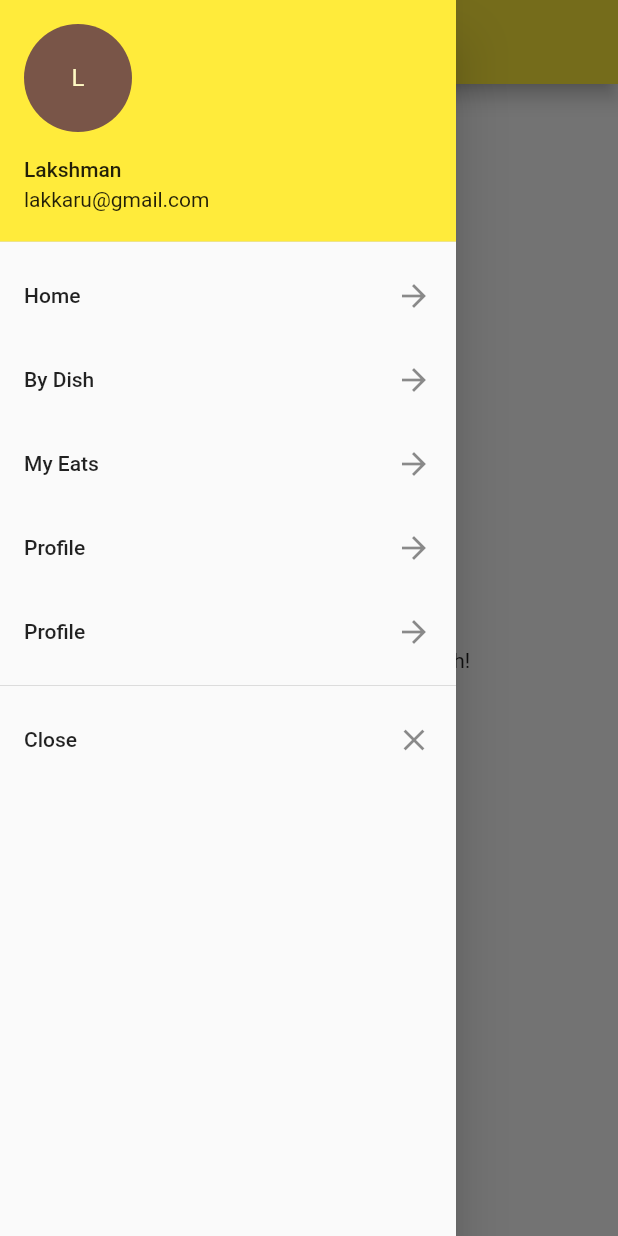
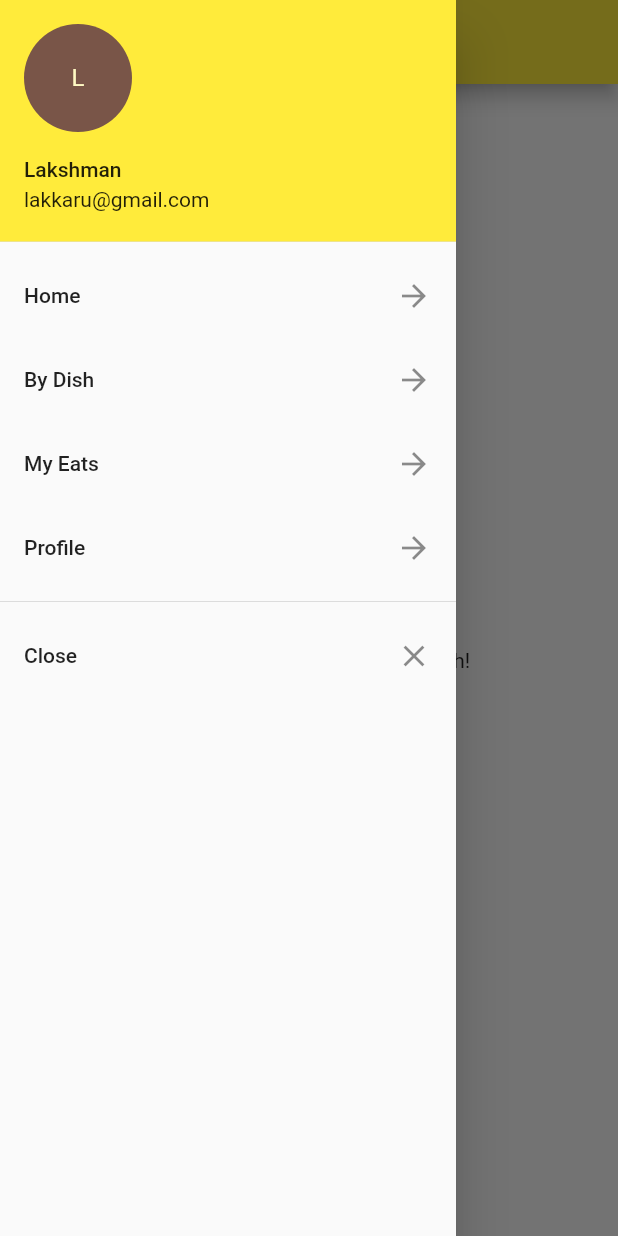
Before and after one commit to lakkaru/flutter_Top3eats, a Flutter app: the screen it shows after launch, with the side drawer open, on a phone screen of 412 x 824 dp. Run offline on Flutter 3.47's test engine with Material 2 defaults, Android fonts, the phone set to English and light mode, and no system bars.

Commit message:
Pages folder created and populated

```diff
--- a/lib/main.dart
+++ b/lib/main.dart
@@ -1,9 +1,9 @@
 import 'package:flutter/foundation.dart';
 import 'package:flutter/material.dart';
-import 'package:top3eats/by_dish.dart';
-import 'package:top3eats/home.dart';
-import 'package:top3eats/my_eats.dart';
-import 'package:top3eats/profile.dart';
+import 'package:top3eats/pages/by_dish.dart';
+import 'package:top3eats/pages/home.dart';
+import 'package:top3eats/pages/my_eats.dart';
+import 'package:top3eats/pages/profile.dart';
 
 void main() => runApp(new Top3Eats());
 
@@ -13,7 +13,7 @@ class Top3Eats extends StatelessWidget {
     // TODO: implement build
     return MaterialApp(
       theme: ThemeData(primarySwatch: Colors.yellow),
-      home: HomePage(),
+      home: LandingPage(),
       // routes: <String, WidgetBuilder>{
       //   "/a":(BuildContext context)=>NewPage("New Page"),
       // }
@@ -21,7 +21,7 @@ class Top3Eats extends StatelessWidget {
   }
 }
 
-class HomePage extends StatelessWidget {
+class LandingPage extends StatelessWidget {
   @override
   Widget build(BuildContext context) {
     return Scaffold(
@@ -80,16 +80,16 @@ class HomePage extends StatelessWidget {
                     builder: (BuildContext context) => Profile("Profile")));
               },
             ),
-            ListTile(
-              title: Text("Profile"),
-              trailing: Icon(Icons.arrow_forward),
-              onTap: () {
-                Navigator.of(context).pop();
-                // Navigator.of(context).pushNamed("/a");
-                Navigator.of(context).push(MaterialPageRoute(
-                    builder: (BuildContext context) => Profile("Profile")));
-              },
-            ),
+            // ListTile(
+            //   title: Text("Profile"),
+            //   trailing: Icon(Icons.arrow_forward),
+            //   onTap: () {
+            //     Navigator.of(context).pop();
+            //     // Navigator.of(context).pushNamed("/a");
+            //     Navigator.of(context).push(MaterialPageRoute(
+            //         builder: (BuildContext context) => Profile("Profile")));
+            //   },
+            // ),
             Divider(),
             ListTile(
               title: Text("Close"),
```
Also changed, not shown: lib/pages/by_dish.dart (renamed from lib/by_dish.dart), lib/pages/home.dart (renamed from lib/home.dart), lib/pages/my_eats.dart (renamed from lib/my_eats.dart), lib/pages/profile.dart (renamed from lib/profile.dart).
